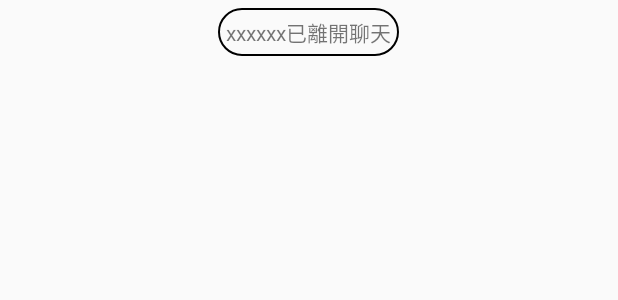
After one commit to ways22275/hngf, an Android app: the layout list_item_msg_disconnect.xml on its own in the app's theme, with its tools: preview values and no code run, on a phone screen of 412 x 824 dp. The commit adds this screen. Shown: the top 300 px of the screen. Run offline under Robolectric (Android 15) with nearby library versions, the phone set to English and light mode, and no system bars.

Commit message:
fix : socket client send msg fomate && list item view UI optimization

```diff
--- /dev/null
+++ b/app/src/main/res/drawable/bg_oval_black.xml
@@ -0,0 +1,10 @@
+<?xml version="1.0" encoding="utf-8"?>
+<shape xmlns:android="http://schemas.android.com/apk/res/android"
+    android:shape="rectangle" >
+    <corners
+        android:topLeftRadius="15dp"
+        android:topRightRadius="15dp"
+        android:bottomRightRadius="15dp"
+        android:bottomLeftRadius="15dp"/>
+    <size android:height="30dp" android:width="80dp" />
+    <stroke android:width="1dp" android:color="@color/colorAccent"/></shape>
--- a/app/src/main/res/layout/item_msg.xml
+++ b/app/src/main/res/layout/list_item_msg.xml
@@ -2,13 +2,14 @@
 <LinearLayout
     xmlns:android="http://schemas.android.com/apk/res/android"
     xmlns:tools="http://schemas.android.com/tools"
+    android:id="@+id/layout_chat_msg"
     android:orientation="vertical"
     android:layout_width="match_parent"
     android:layout_height="wrap_content">
 
     <TextView
         android:id="@+id/textView_chat_user_name"
-        android:layout_width="match_parent"
+        android:layout_width="wrap_content"
         android:layout_height="wrap_content"
         android:padding="5dp"
         android:textSize="16sp"
@@ -17,7 +18,7 @@
 
     <TextView
         android:id="@+id/textView_content"
-        android:layout_width="match_parent"
+        android:layout_width="wrap_content"
         android:layout_height="wrap_content"
         android:padding="5dp"
         android:textSize="14sp"
--- /dev/null
+++ b/app/src/main/res/layout/list_item_msg_disconnect.xml
@@ -0,0 +1,20 @@
+<?xml version="1.0" encoding="utf-8"?>
+<LinearLayout
+    xmlns:android="http://schemas.android.com/apk/res/android"
+    xmlns:tools="http://schemas.android.com/tools"
+    android:orientation="vertical"
+    android:layout_width="match_parent"
+    android:layout_height="wrap_content"
+    android:gravity="center_horizontal"
+    android:layout_margin="5dp">
+
+    <TextView
+        android:id="@+id/textView_chat_disconnect"
+        android:layout_width="wrap_content"
+        android:layout_height="wrap_content"
+        android:padding="5dp"
+        android:textSize="14sp"
+        android:background="@drawable/bg_oval_black"
+        tools:text="xxxxxx已離開聊天"/>
+
+</LinearLayout>
```
Also changed, not shown: app/src/main/java/com/example/sideproject/data/model/Chat.kt (+6 -6 lines), app/src/main/java/com/example/sideproject/ui/chat/ChatFragment.kt (+38 -18 lines), app/src/main/java/com/example/sideproject/ui/chat/ChatListAdapter.kt (+62 -9 lines), app/src/main/java/com/example/sideproject/ui/chat/ChatViewModel.java (+28 -9 lines), app/src/main/res/layout/list_item_msg_connect.xml (added, +20 -0 lines).
